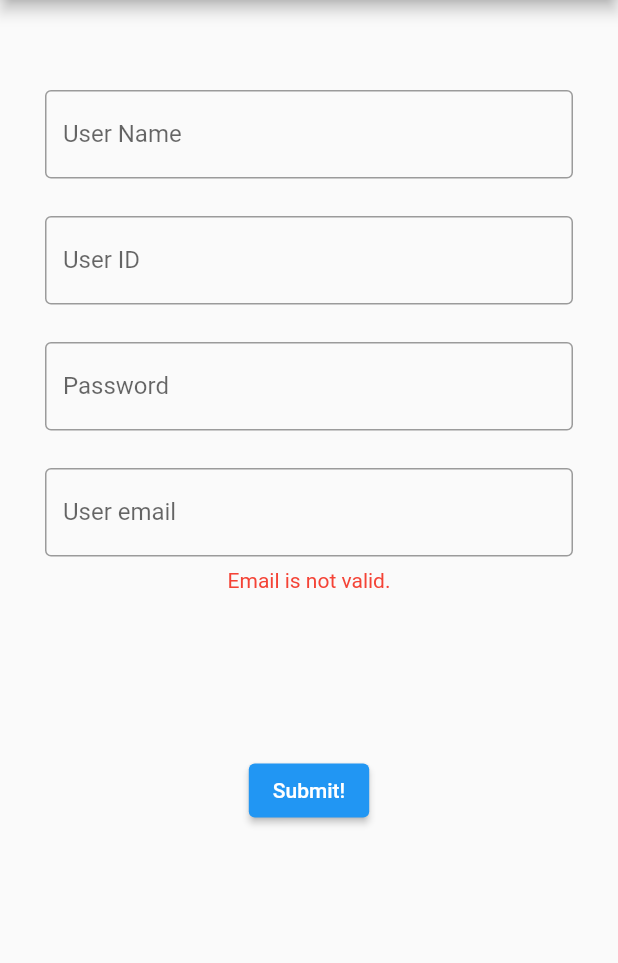
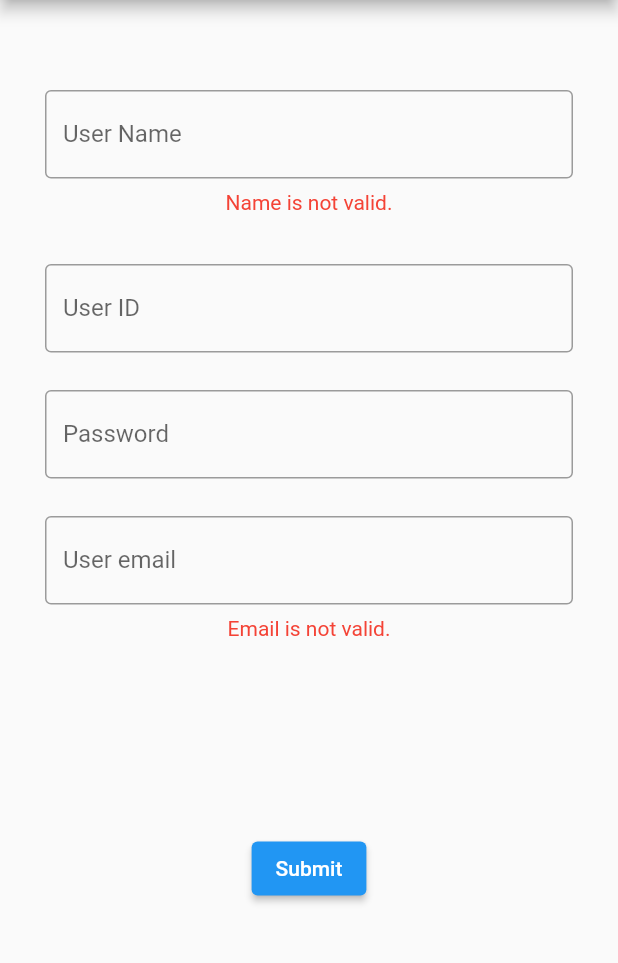
Before and after one commit to winggier/FlutterApp, a Flutter app: the screen it shows after launch, on a phone screen of 412 x 824 dp, the part 84-1047 px from its top. Run offline on Flutter 3.47's test engine with Material 2 defaults, Android fonts, the phone set to English and light mode, and no system bars; our stand-ins replace email_validator.

Commit message:
add validation

```diff
--- a/app2/lib/main.dart
+++ b/app2/lib/main.dart
@@ -19,7 +19,7 @@ class MyApp extends StatelessWidget {
   @override
   Widget build(BuildContext context) {
     return const MaterialApp(
-      title: 'Form1',
+      title: 'Form App',
       home: FirstScreen(),
     );
   }
@@ -38,7 +38,8 @@ class _MyCustomFormState extends State<FirstScreen> {
   TextEditingController c3 = TextEditingController();
   TextEditingController c4 = TextEditingController();
   var newc = Customer("", "", "", "");
-  bool _isValid = false;
+  bool eValid = false;
+  bool nValid = false;
 
   @override
   Widget build(BuildContext context) {
@@ -61,9 +62,19 @@ class _MyCustomFormState extends State<FirstScreen> {
               ),
               onChanged: (text) {
                 newc.name = text;
+                setState(() {
+                  nValid = newc.name != '';
+                });
                 // ignore: avoid_print
                 print('1st text field: $text');
               },
+            ),
+            Padding(
+              padding: const EdgeInsets.all(8.0),
+              child: Text(nValid ? '' : 'Name is not valid.',
+                  style: const TextStyle(
+                    color: Colors.red,
+                  )),
             ),
             const SizedBox(
               height: 25,
@@ -103,23 +114,23 @@ class _MyCustomFormState extends State<FirstScreen> {
               onChanged: (text) {
                 newc.email = text;
                 setState(() {
-                  _isValid = EmailValidator.validate(text);
+                  eValid = EmailValidator.validate(text);
                 });
               },
             ),
             Padding(
               padding: const EdgeInsets.all(8.0),
-              child: Text(_isValid ? '' : 'Email is not valid.',
+              child: Text(eValid ? '' : 'Email is not valid.',
                   style: const TextStyle(
                     color: Colors.red,
                   )),
             ),
             const SizedBox(
-              height: 100,
+              height: 120,
             ),
             ElevatedButton(
               onPressed: () {
-                if (_isValid) {
+                if (eValid && nValid) {
                   Navigator.push(
                     context,
                     MaterialPageRoute(
@@ -133,13 +144,13 @@ class _MyCustomFormState extends State<FirstScreen> {
                     context: context,
                     builder: (context) {
                       return const AlertDialog(
-                        content: Text("Please input valid email"),
+                        content: Text("Please input valid email and name"),
                       );
                     },
                   );
                 }
               },
-              child: const Text('Submit!'),
+              child: const Text('Submit'),
             ),
           ],
         ),
@@ -180,16 +191,12 @@ ListTile _tile(String title, String subtitle, IconData icon) {
     title: Text(title,
         style: const TextStyle(
           color: Colors.blue,
-          fontSize: 16,
         )),
     leading: Icon(
       icon,
       color: Colors.blue[500],
     ),
     subtitle: Text(subtitle,
-        style: const TextStyle(
-          fontWeight: FontWeight.w500,
-          fontSize: 24,
-        )),
+        style: const TextStyle(fontWeight: FontWeight.w500, fontSize: 26)),
   );
 }
```
Also changed, not shown: 3 other files.
